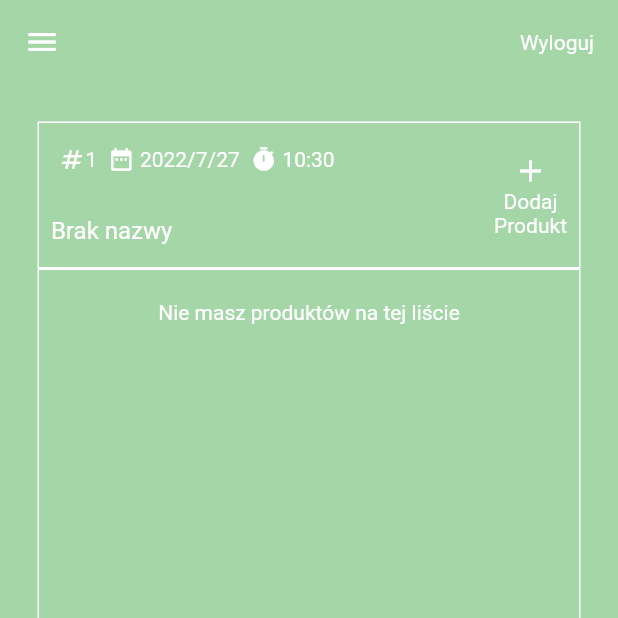
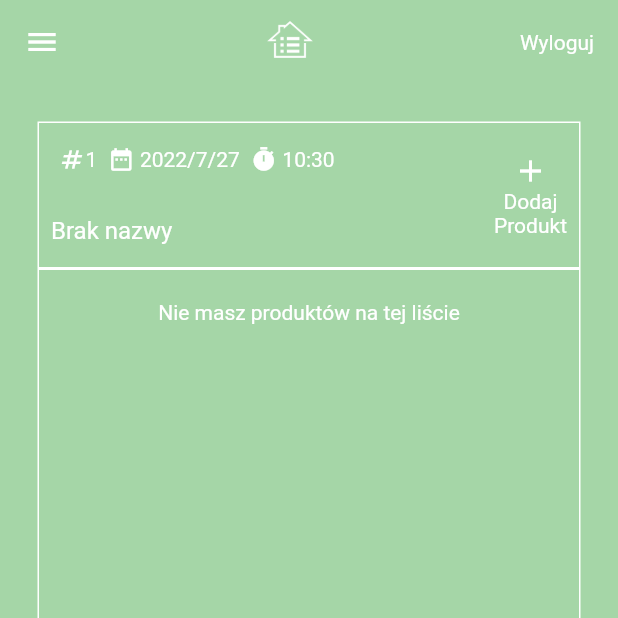
Before and after one commit to drekyyy/flutter_firebase_auth, a Flutter app: the screen it shows once a user with an empty profile is signed in, after a tap on "Nowa lista", on a phone screen of 412 x 824 dp, the top half of it. Run offline on Flutter 3.47's test engine with Material 2 defaults, Android fonts, the light colour scheme and no system bars; our stand-ins replace cloud_firestore, firebase_auth, firebase_core, firebase_messaging, flutter_local_notifications, flutter_spinkit; accounts and stored records are empty.

Commit message:
feat: add cloud function, launcher icon and logo homepage and auth pages

```diff
--- a/lib/screens/authenticate/sign_in_page.dart
+++ b/lib/screens/authenticate/sign_in_page.dart
@@ -21,7 +21,9 @@ class _SignInPageState extends State<SignInPage> {
   Widget build(BuildContext context) {
     return Scaffold(
         appBar: AppBar(
-          title: const Center(child: Text('Shopping list')),
+          title: Center(
+              child: Image.asset("assets/app-icon.png",
+                  fit: BoxFit.contain, height: 35)),
         ),
         body: Center(
             child: Column(children: [
--- a/lib/screens/authenticate/sign_up_page.dart
+++ b/lib/screens/authenticate/sign_up_page.dart
@@ -24,7 +24,9 @@ class _SignUpPageState extends State<SignUpPage> {
   Widget build(BuildContext context) {
     return Scaffold(
         appBar: AppBar(
-          title: const Center(child: Text('Shopping list')),
+          title: Center(
+              child: Image.asset("assets/app-icon.png",
+                  fit: BoxFit.contain, height: 35)),
           backgroundColor: Colors.green.shade200,
         ),
         body: Center(
--- a/lib/screens/user/home_page/home_page.dart
+++ b/lib/screens/user/home_page/home_page.dart
@@ -72,7 +72,11 @@ class _HomePageState extends State<HomePage> {
 
     return Scaffold(
         drawer: const HamburgerMenu(),
-        appBar: AppBar(actions: <Widget>[
+        appBar: AppBar(
+            title: Center(
+                child: Image.asset("assets/app-icon.png",
+                    fit: BoxFit.contain, height: 35)),
+            actions: <Widget>[
               ElevatedButton(
                 child: const Text("Wyloguj"),
                 onPressed: () {
--- a/lib/services/database_service.dart
+++ b/lib/services/database_service.dart
@@ -26,7 +26,6 @@ class DatabaseService {
 
   static Future createShoppingList(String uid) async {
     DateTime now = DateTime.now();
-    dynamic userName = await getUserName(uid);
     dynamic houseId = await getHouseId(uid);
     await FirebaseFirestore.instance
         .collection('houses')
@@ -35,7 +34,7 @@ class DatabaseService {
         .doc()
         .set({
       'name': 'Brak nazwy',
-      'createdBy': userName,
+      'createdBy': uid,
       'dateWhenCreated': '${now.year}/${now.month}/${now.day}',
       'hourWhenCreated': '${now.hour}:${now.minute}',
       'timestamp': now.millisecondsSinceEpoch
@@ -111,13 +110,6 @@ class DatabaseService {
     return snapshot.data()['houseId'];
   }
 
-  static Future getUserName(userid) async {
-    dynamic snapshot;
-    snapshot =
-        await FirebaseFirestore.instance.collection('users').doc(userid).get();
-    return snapshot.data()['name'];
-  }
-
   static Future checkIfHouseExists(String houseId) async {
     dynamic userDocRef =
         await FirebaseFirestore.instance.collection('users').doc(houseId);
--- a/lib/theme/custom_theme.dart
+++ b/lib/theme/custom_theme.dart
@@ -21,8 +21,7 @@ class CustomTheme {
             filled: true,
             fillColor: Colors.white,
             border: OutlineInputBorder(
-                borderSide: BorderSide(
-                    color: Color.fromARGB(255, 165, 214, 167), width: 2.0)),
+                borderSide: BorderSide(color: Color(0xFFA5D6A7), width: 2.0)),
             enabledBorder: OutlineInputBorder(
                 borderSide: BorderSide(
                     color: Color.fromARGB(255, 165, 214, 167), width: 2.0))),
```
Also changed, not shown: lib/main.dart (+7 -9 lines), pubspec.yaml (+9 -10 lines), assets/app-icon.png (added), assets/logo-green.png (added), assets/logo-white.png (added), pubspec.lock, 26 other files. Lines whose indentation alone changed are shown as unchanged.
